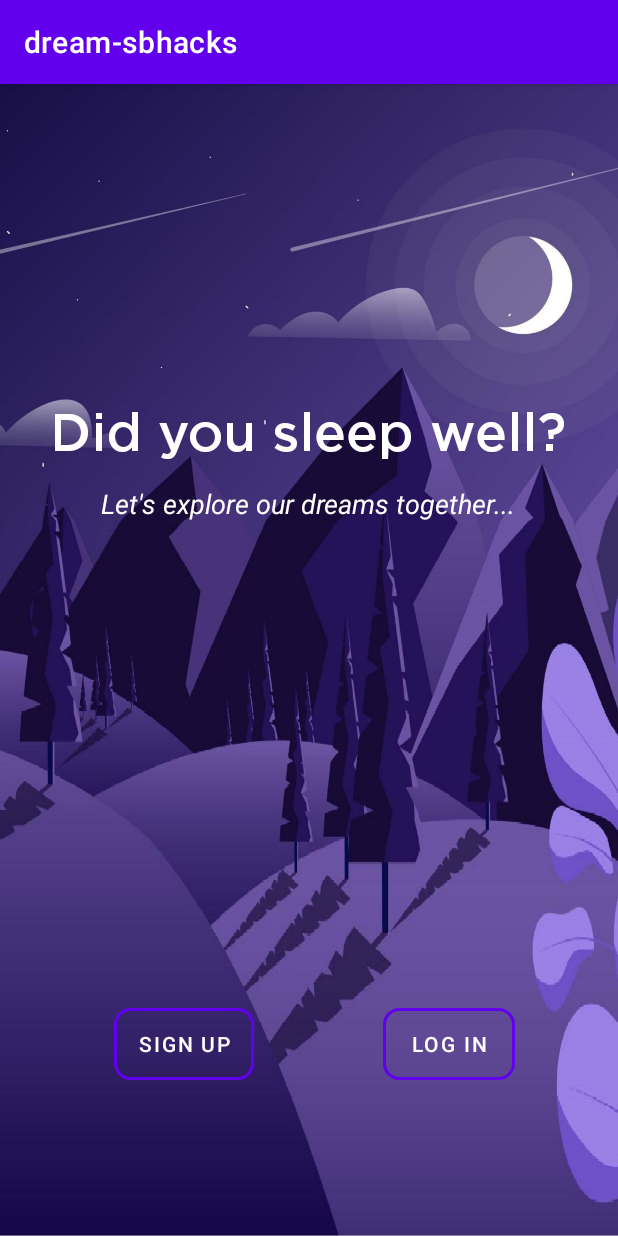
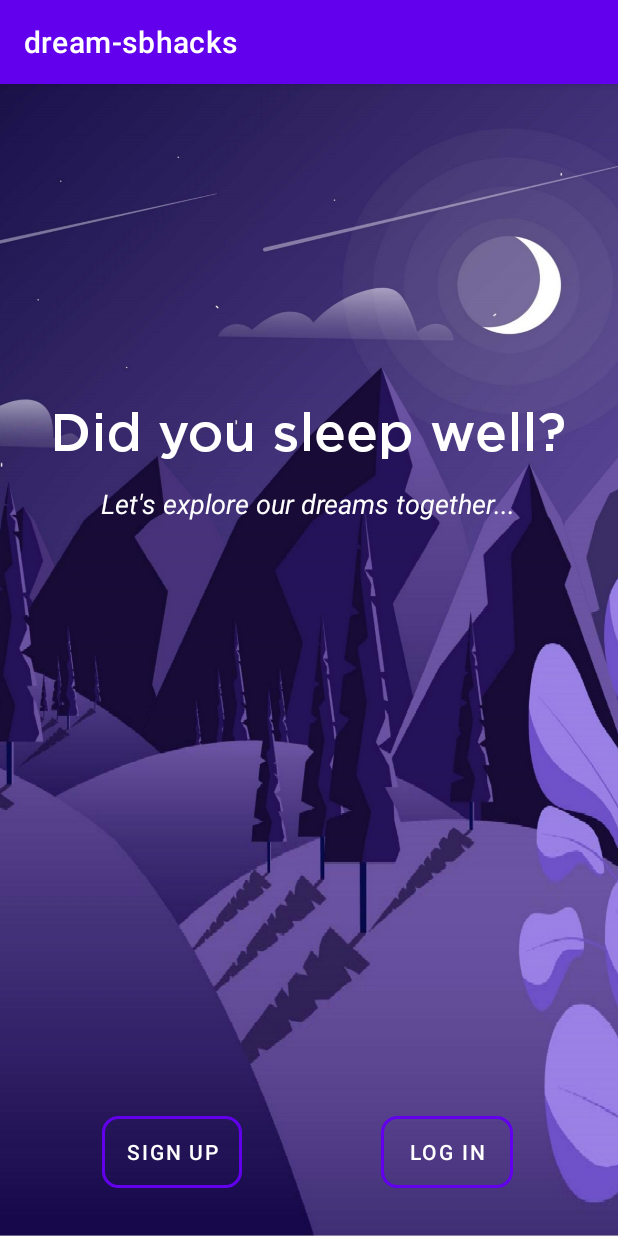
Before and after one commit to Lin2/dreamsbhacks, an Android app: the screen it shows after launch (ChooseLoginorRegistrationActivity), on a phone screen of 412 x 824 dp. Run offline under Robolectric (Android 15) with nearby library versions, the phone set to English and light mode, and no system bars.

Commit message:
home page but scuffed

```diff
--- a/app/src/main/res/layout/activity_choose_loginor_registration.xml
+++ b/app/src/main/res/layout/activity_choose_loginor_registration.xml
@@ -56,10 +56,9 @@
         android:id="@+id/register"
         android:layout_width="wrap_content"
         android:layout_height="wrap_content"
-        android:layout_marginStart="76dp"
-        android:layout_marginBottom="104dp"
+        android:layout_marginStart="68dp"
+        android:layout_marginBottom="32dp"
         android:background="@drawable/bg_button_white"
-        android:backgroundTint="#FFFFFF"
         android:text="Sign Up"
         android:textColor="#ffffff"
         app:layout_constraintBottom_toBottomOf="@+id/imageView"
@@ -70,7 +69,7 @@
         android:layout_width="wrap_content"
         android:layout_height="wrap_content"
         android:layout_marginEnd="52dp"
-        android:layout_marginBottom="104dp"
+        android:layout_marginBottom="32dp"
         android:background="@drawable/bg_button_white"
         android:text="Log in"
         android:textColor="#ffffff"
--- /dev/null
+++ b/app/src/main/res/values/styles.xml
@@ -0,0 +1,4 @@
+<?xml version="1.0" encoding="utf-8"?>
+<resources>
+    <style name="AppTheme" parent="Theme.AppCompat.Light.NoActionBar"/>
+</resources>
```
Also changed, not shown: app/src/main/res/drawable-v24/night_img.jpg.
